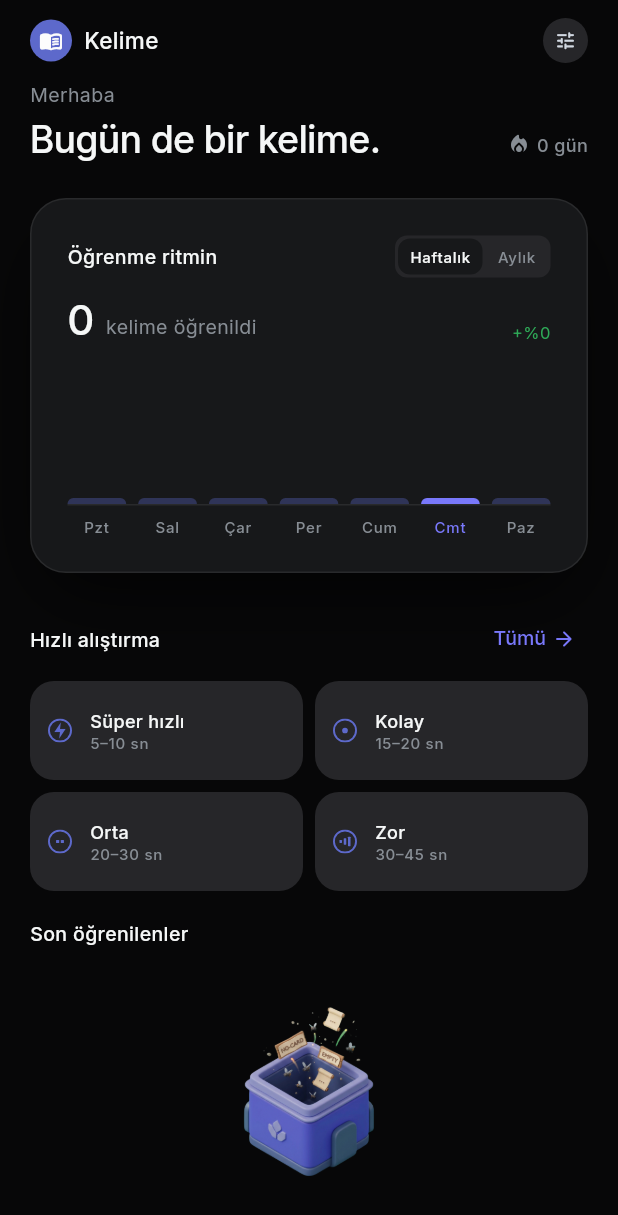
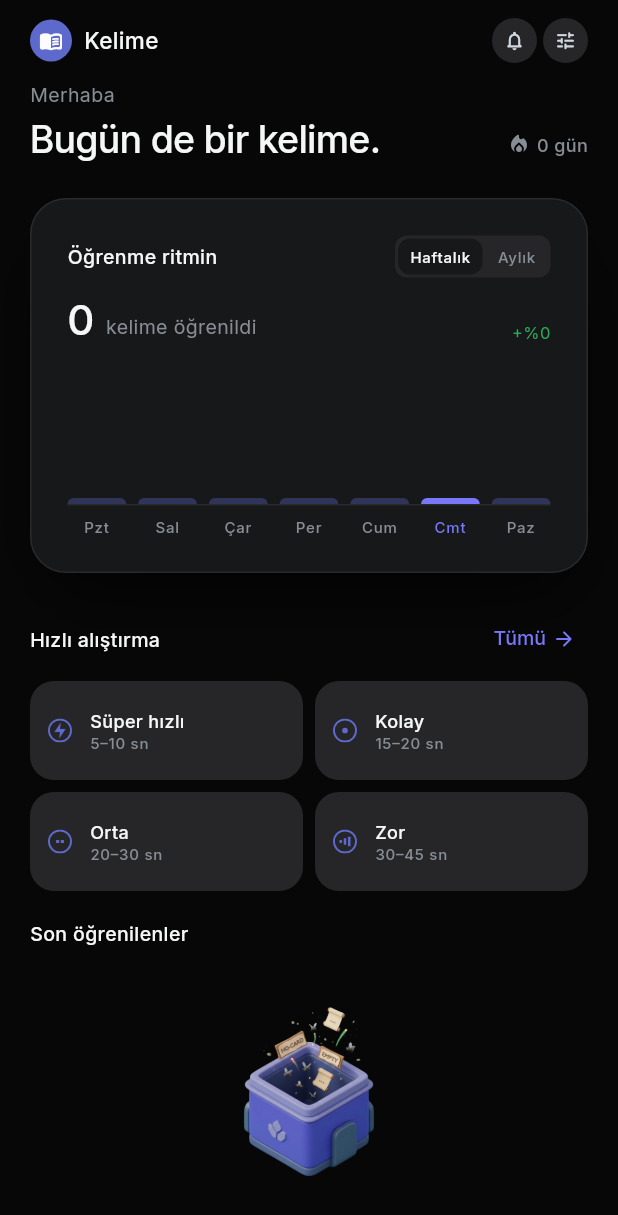
Before and after one commit to Tamimswid/word-learn, a Flutter app: the screen it shows once a user with an empty profile is signed in, on a phone screen of 412 x 824 dp. Shown: the top 1215 px of the screen. Run offline on Flutter 3.47's test engine with Material 3 defaults, Android fonts, the phone set to English and light mode, and no system bars; our stand-ins replace dartz, flutter_bloc, flutter_dotenv, flutter_local_notifications, flutter_svg, flutter_timezone and 6 more; accounts and stored records are empty.

Commit message:
feat(home): hatırlatıcı sayfasını zil ikonuna bağla

```diff
--- a/lib/features/home_dashboard/presentation/widgets/home_header.dart
+++ b/lib/features/home_dashboard/presentation/widgets/home_header.dart
@@ -9,11 +9,13 @@ class HomeHeader extends StatelessWidget {
     required this.greetingName,
     required this.streakDays,
     required this.onOpenSettings,
+    required this.onOpenReminder,
   });
 
   final String greetingName;
   final int streakDays;
   final VoidCallback onOpenSettings;
+  final VoidCallback onOpenReminder;
 
   @override
   Widget build(BuildContext context) {
@@ -47,6 +49,12 @@ class HomeHeader extends StatelessWidget {
               ),
             ),
             const Spacer(),
+            AppIconButton(
+              icon: const Icon(Icons.notifications_none_rounded),
+              tooltip: 'Hatırlatıcı',
+              onPressed: onOpenReminder,
+            ),
+            const SizedBox(width: AppSpacing.xs),
             AppIconButton(
               icon: const Icon(Icons.tune_rounded),
               tooltip: 'Oturum ayarları',
```
Also changed, not shown: lib/features/home_dashboard/presentation/pages/home_page.dart (+9 -0 lines).
